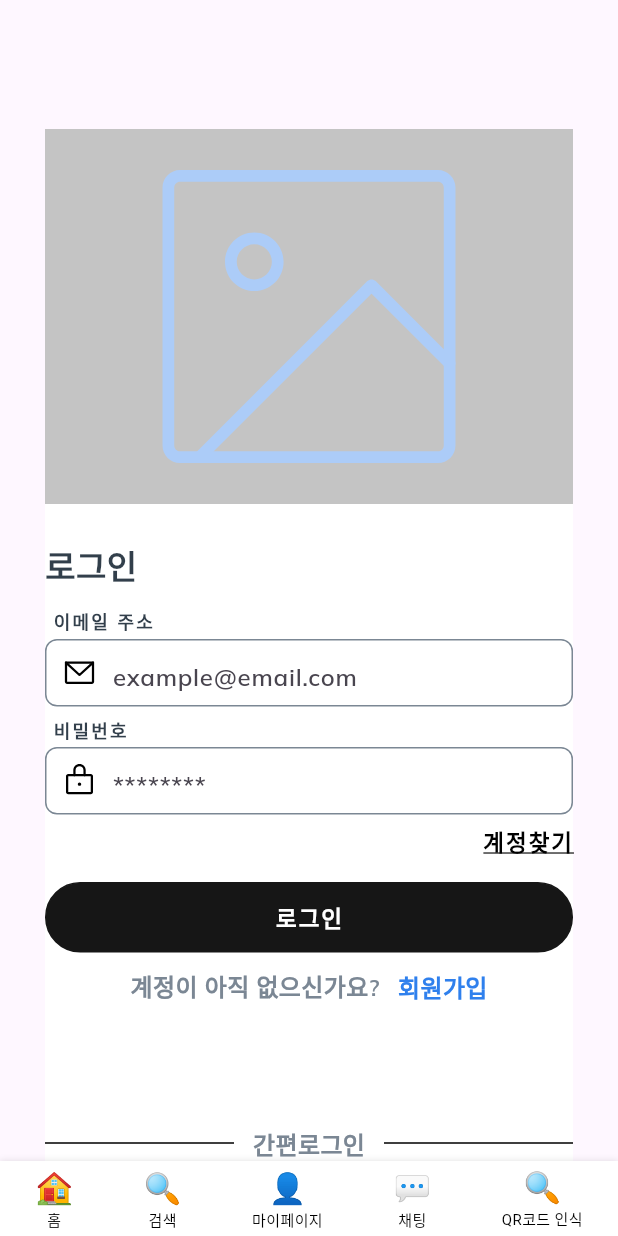
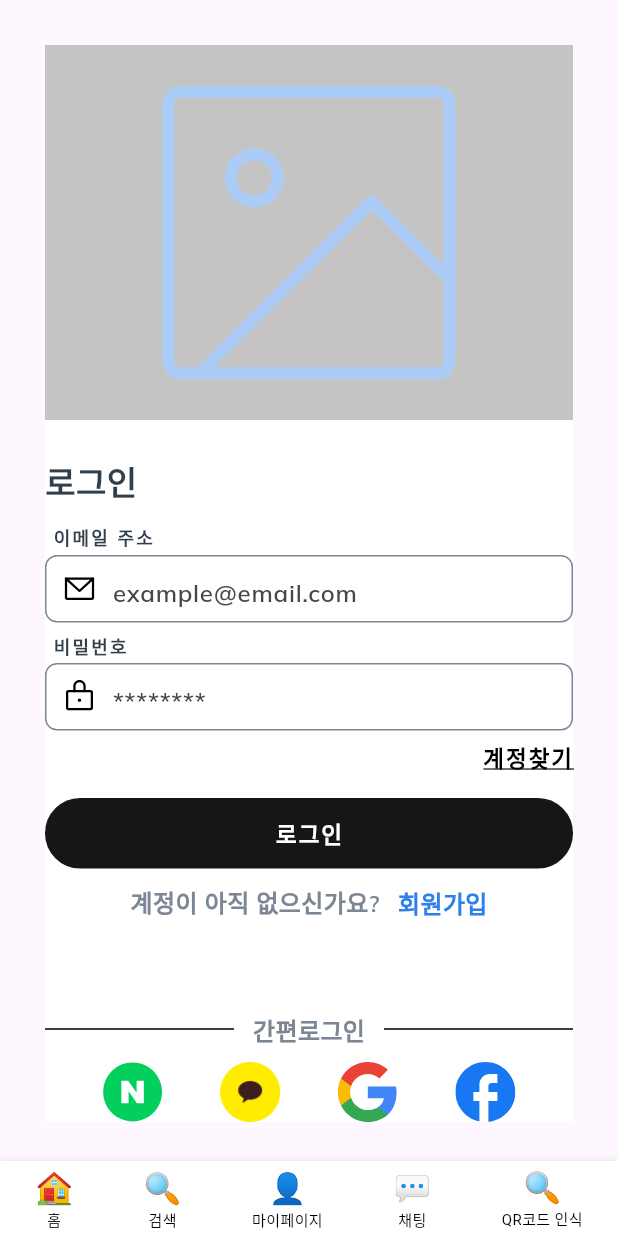
Before and after one commit to DuDungSil/HepiApp, a Flutter app: the screen it shows after launch, item 5 of the bottom bar chosen, after a tap on "로그인", on a phone screen of 412 x 824 dp. Run offline on Flutter 3.47's test engine with Material 3 defaults, Android fonts, the phone set to English and light mode, and no system bars; our stand-ins replace flutter_dotenv, flutter_svg, google_fonts, top_snackbar_flutter; network calls fail.

Commit message:
fix topbar and login

```diff
--- a/lib/function/login.dart
+++ b/lib/function/login.dart
@@ -7,18 +7,23 @@ import 'package:provider/provider.dart';
 
 import '../store/user.dart';
 
-login (BuildContext context, String id, String pwd) async{
+Future<bool> login(BuildContext context, String id, String pwd) async {
   print("Connect to Server");
   var serverIP = dotenv.get("serverIP");
   var response = await http.post(
-    Uri.parse('http://'+serverIP+'/flt/login'),
+    Uri.parse('http://' + serverIP + '/flt/login'),
     headers: <String, String>{
       'Content-Type': 'application/json; charset=UTF-8',
     },
     body: jsonEncode(<String, String>{
-      'id': 'admin',
-      'pwd': 'admin',
+      'id': id,
+      'pwd': pwd,
     }),
   );
-  context.read<user>().setUser(jsonDecode(response.body));
+  if (response.body == "FAIL") {
+    return false;
+  } else {
+    context.read<user>().setUser(jsonDecode(response.body));
+    return true;
+  }
 }
--- /dev/null
+++ b/lib/function/setEncrypt.dart
@@ -0,0 +1,8 @@
+String setEncrypt (String str)
+{
+  final key = en.Key.fromUtf8('HEPIHEPI');
+  final iv = en.IV.fromLength(16);
+  final encrypter = en.Encrypter(en.AES(key));
+
+  return encrypter.encrypt(str,iv : iv).base64;
+}
--- a/lib/pages/main/myPage.dart
+++ b/lib/pages/main/myPage.dart
@@ -1,4 +1,5 @@
 import 'package:flutter/material.dart';
+import 'package:flutter/services.dart';
 import 'package:flutter_app/function/getMyProduct.dart';
 import 'dart:ui';
 import 'package:flutter_svg/flutter_svg.dart';
--- a/lib/pages/user/loginPage.dart
+++ b/lib/pages/user/loginPage.dart
@@ -3,6 +3,8 @@ import 'package:flutter/material.dart';
 import 'package:flutter/widgets.dart';
 import 'package:google_fonts/google_fonts.dart';
 import 'package:flutter_svg/flutter_svg.dart';
+import 'package:top_snackbar_flutter/custom_snack_bar.dart';
+import 'package:top_snackbar_flutter/top_snack_bar.dart';
 
 import '../../function/login.dart';
 
@@ -12,8 +14,8 @@ class loginPage extends StatelessWidget {
 
   @override
   Widget build(BuildContext context) {
-    return Scaffold(
-      appBar: AppBar(),
+    return SafeArea(
+      child: Scaffold(
         body: SingleChildScrollView(
           child: Container(
             margin: EdgeInsets.all(30),
@@ -182,8 +184,28 @@ class loginPage extends StatelessWidget {
                         ),
                       ),
                       InkWell(
-                      onTap: () {
-                        login(context, idEdit.text, pwdEdit.text);
+                        onTap: () async {
+                          if(await login(context, idEdit.text, pwdEdit.text))
+                            {
+                              showTopSnackBar(
+                                Overlay.of(context),
+                                const CustomSnackBar.success(
+                                  message:
+                                  '로그인에 성공했습니다',
+                                ),
+                                displayDuration: Duration(milliseconds: 500),
+                              );
+                              Navigator.pop(context);
+                            } else {
+                            showTopSnackBar(
+                              Overlay.of(context),
+                              const CustomSnackBar.error(
+                                message:
+                                '로그인에 실패했습니다',
+                              ),
+                              displayDuration: Duration(milliseconds: 500),
+                            );
+                          }
                         },
                         child: Container(
                           width: double.infinity,
@@ -247,7 +269,7 @@ class loginPage extends StatelessWidget {
                   alignment: Alignment.center,
                   children: [
                     Container(
-                    margin: EdgeInsets.only(top: 80),
+                      margin: EdgeInsets.only(top: 60),
                       decoration: BoxDecoration(
                         color: Color(0xFF000000),
                       ),
@@ -257,7 +279,7 @@ class loginPage extends StatelessWidget {
                     Container(
                       alignment: Alignment.center,
                       width: 100,
-                    margin: EdgeInsets.only(top: 80),
+                      margin: EdgeInsets.only(top: 60),
                       decoration: BoxDecoration(
                         color: Color(0xFFFFFFFF),
                       ),
@@ -320,6 +342,7 @@ class loginPage extends StatelessWidget {
             ),
           ),
         ),
+      ),
     );
   }
 }
--- a/pubspec.yaml
+++ b/pubspec.yaml
@@ -17,6 +17,7 @@ dependencies:
   intl: ^0.19.0
   flutter_dotenv: ^5.1.0
   qr_flutter: ^4.1.0
+  top_snackbar_flutter: ^3.1.0
 
 dev_dependencies:
   flutter_test:
```
Also changed, not shown: pubspec.lock. Lines whose indentation alone changed are shown as unchanged.
